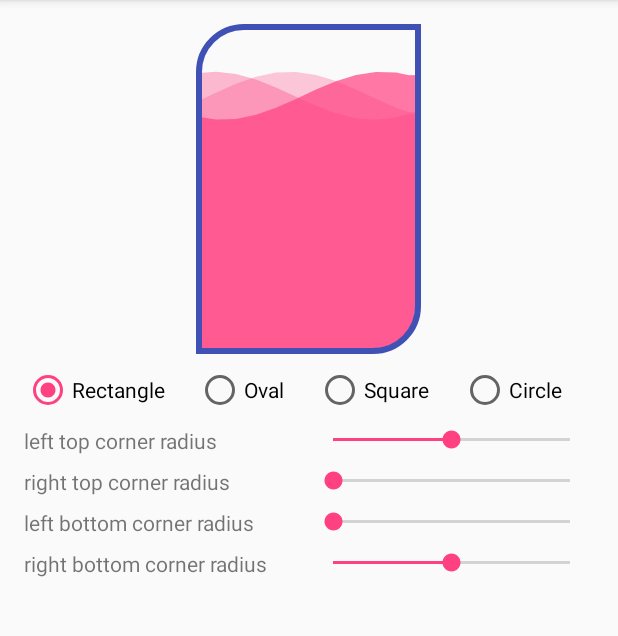
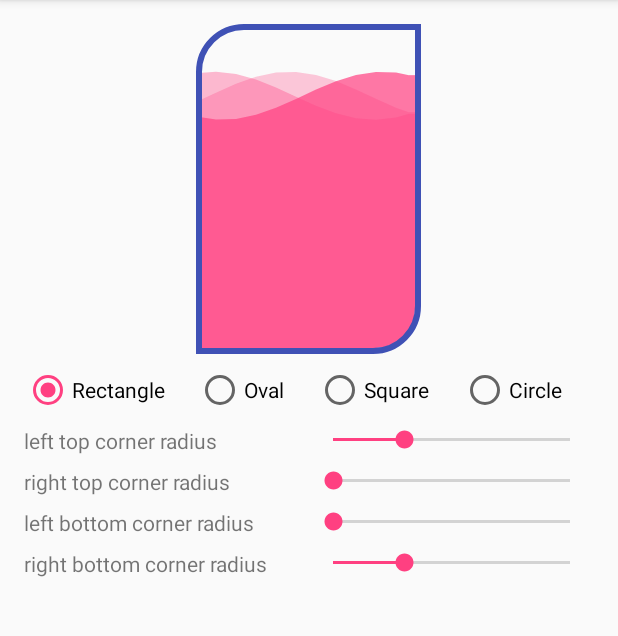
Before and after one commit to mdsps414/WaveProgress, an Android app: the screen it shows after launch (MainActivity), on a phone screen of 412 x 824 dp, the part 84-720 px from its top. Run offline under Robolectric (Android 15) with nearby library versions, the phone set to English and light mode, and no system bars.

```diff
--- a/app/src/main/java/ru/mdsps/views/waveprogressview/test/MainActivity.java
+++ b/app/src/main/java/ru/mdsps/views/waveprogressview/test/MainActivity.java
@@ -38,14 +38,9 @@ public class MainActivity extends AppCompatActivity {
         mRadioGroup = (RadioGroup) findViewById(R.id.types);
         mSeekBarBox = (LinearLayout) findViewById(R.id.seek_bar_box);
         mLtSeekBar = (SeekBar) findViewById(R.id.seek_bar_lt);
-        mLtSeekBar.setMax(60);
         mRtSeekBar = (SeekBar) findViewById(R.id.seek_bar_rt);
-        mRtSeekBar.setMax(60);
         mLbSeekBar = (SeekBar) findViewById(R.id.seek_bar_lb);
-        mLbSeekBar.setMax(60);
         mRbSeekBar = (SeekBar) findViewById(R.id.seek_bar_rb);
-        mRbSeekBar.setMax(60);
-
     }
 
     RadioGroup.OnCheckedChangeListener mRadioCheck = new RadioGroup.OnCheckedChangeListener() {
--- a/app/src/main/res/layout/activity_main.xml
+++ b/app/src/main/res/layout/activity_main.xml
@@ -104,7 +104,7 @@
                     android:layout_width="0dp"
                     android:layout_height="wrap_content"
                     android:layout_weight="1"
-                    android:max="60" />
+                    android:max="100" />
 
             </LinearLayout>
 
@@ -126,7 +126,7 @@
                     android:id="@+id/seek.bar.rt"
                     android:layout_width="0dp"
                     android:layout_height="wrap_content"
-                    android:max="60"
+                    android:max="100"
                     android:layout_weight="1"/>
 
             </LinearLayout>
@@ -149,7 +149,7 @@
                     android:id="@+id/seek.bar.lb"
                     android:layout_width="0dp"
                     android:layout_height="wrap_content"
-                    android:max="60"
+                    android:max="100"
                     android:layout_weight="1"/>
 
             </LinearLayout>
@@ -172,7 +172,7 @@
                     android:id="@+id/seek.bar.rb"
                     android:layout_width="0dp"
                     android:layout_height="wrap_content"
-                    android:max="60"
+                    android:max="100"
                     android:layout_weight="1"/>
 
             </LinearLayout>
--- a/library/build.gradle
+++ b/library/build.gradle
@@ -8,7 +8,7 @@ android {
         minSdkVersion 15
         targetSdkVersion 25
         versionCode 1
-        versionName "1.0"
+        versionName "0.1.1"
 
         testInstrumentationRunner "android.support.test.runner.AndroidJUnitRunner"
 
```
Also changed, not shown: 4 other files.
